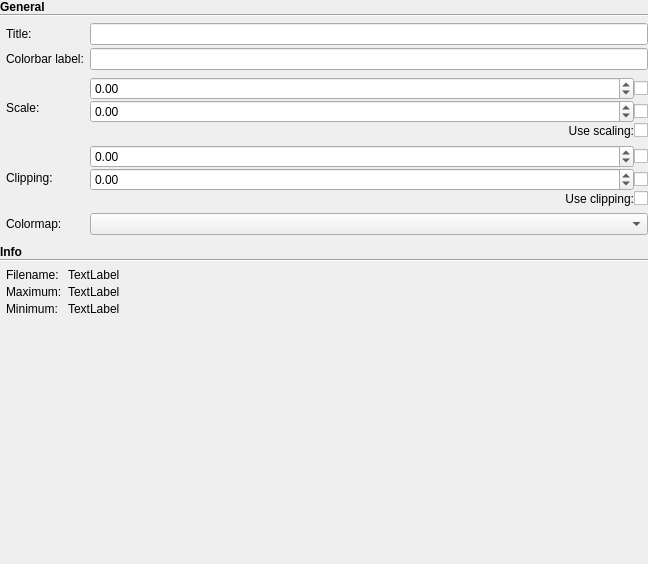
First picture: the form in mdt/data/qt_designs/maps_visualizer/MapSpecificOptions.ui, repository robbert-harms/MDT, before the edit.
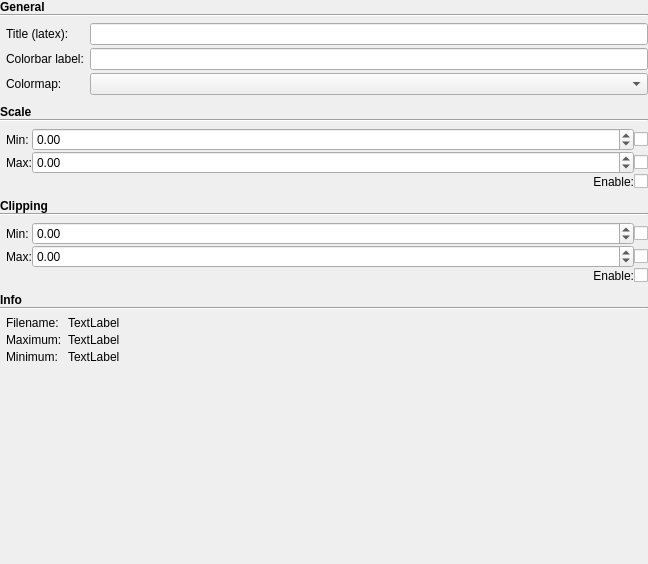
Second picture: the form after the edit. Custom widgets are drawn as their Qt base class.

Patch:
```diff
--- a/mdt/data/qt_designs/maps_visualizer/MapSpecificOptions.ui
+++ b/mdt/data/qt_designs/maps_visualizer/MapSpecificOptions.ui
@@ -32,7 +32,7 @@
    <property name="verticalSpacing">
     <number>10</number>
    </property>
-   <item row="2" column="0">
+   <item row="4" column="0">
     <spacer name="verticalSpacer">
      <property name="orientation">
       <enum>Qt::Vertical</enum>
@@ -116,107 +116,139 @@
          <property name="verticalSpacing">
           <number>3</number>
          </property>
-         <item row="3" column="0">
-          <widget class="QLabel" name="label_23">
+         <item row="1" column="0">
+          <widget class="QLabel" name="label_3">
            <property name="text">
-            <string>Clipping:</string>
+            <string>Colorbar label:</string>
            </property>
           </widget>
          </item>
-         <item row="4" column="0">
+         <item row="0" column="1">
+          <widget class="QLineEdit" name="map_title"/>
+         </item>
+         <item row="2" column="1">
+          <widget class="QComboBox" name="colormap"/>
+         </item>
+         <item row="2" column="0">
           <widget class="QLabel" name="label_9">
            <property name="text">
             <string>Colormap:</string>
            </property>
           </widget>
          </item>
-         <item row="4" column="1">
-          <widget class="QComboBox" name="colormap"/>
-         </item>
-         <item row="0" column="1">
-          <widget class="QLineEdit" name="map_title"/>
+         <item row="1" column="1">
+          <widget class="QLineEdit" name="data_colorbar_label"/>
          </item>
          <item row="0" column="0">
           <widget class="QLabel" name="label_21">
            <property name="text">
-            <string>Title:</string>
+            <string>Title (latex):</string>
            </property>
           </widget>
          </item>
-         <item row="3" column="1">
-          <layout class="QGridLayout" name="gridLayout_5" columnstretch="1,0" columnminimumwidth="0,0">
+        </layout>
+       </widget>
+      </item>
+     </layout>
+    </widget>
+   </item>
+   <item row="1" column="0">
+    <widget class="CollapsablePanel" name="frame_3">
+     <property name="frameShape">
+      <enum>QFrame::NoFrame</enum>
+     </property>
+     <property name="frameShadow">
+      <enum>QFrame::Plain</enum>
+     </property>
+     <layout class="QVBoxLayout" name="verticalLayout_7">
+      <property name="spacing">
+       <number>0</number>
+      </property>
+      <property name="leftMargin">
+       <number>0</number>
+      </property>
+      <property name="topMargin">
+       <number>0</number>
+      </property>
+      <property name="rightMargin">
+       <number>0</number>
+      </property>
+      <property name="bottomMargin">
+       <number>0</number>
+      </property>
+      <item>
+       <widget class="CollapsablePanelHeader" name="label_22">
+        <property name="font">
+         <font>
+          <weight>75</weight>
+          <bold>true</bold>
+         </font>
+        </property>
+        <property name="text">
+         <string>Scale</string>
+        </property>
+       </widget>
+      </item>
+      <item>
+       <widget class="Line" name="line_5">
+        <property name="orientation">
+         <enum>Qt::Horizontal</enum>
+        </property>
+       </widget>
+      </item>
+      <item>
+       <widget class="CollapsablePanelContent" name="frame_6">
+        <property name="frameShape">
+         <enum>QFrame::NoFrame</enum>
+        </property>
+        <property name="frameShadow">
+         <enum>QFrame::Plain</enum>
+        </property>
+        <layout class="QGridLayout" name="gridLayout_6" columnstretch="0">
+         <property name="leftMargin">
+          <number>6</number>
+         </property>
+         <property name="topMargin">
+          <number>6</number>
+         </property>
+         <property name="rightMargin">
+          <number>0</number>
+         </property>
+         <property name="bottomMargin">
+          <number>0</number>
+         </property>
+         <property name="horizontalSpacing">
+          <number>6</number>
+         </property>
+         <property name="verticalSpacing">
+          <number>3</number>
+         </property>
+         <item row="0" column="0">
+          <layout class="QGridLayout" name="gridLayout_7" columnstretch="0,1,0">
+           <property name="topMargin">
+            <number>0</number>
+           </property>
            <property name="bottomMargin">
-            <number>4</number>
+            <number>0</number>
            </property>
-           <item row="0" column="0">
-            <widget class="ScientificDoubleSpinBox" name="data_clipping_max">
-             <property name="minimum">
-              <double>-9999999999.989999771118164</double>
-             </property>
-             <property name="maximum">
-              <double>9999999999.989999771118164</double>
-             </property>
-            </widget>
-           </item>
-           <item row="1" column="0">
-            <widget class="ScientificDoubleSpinBox" name="data_clipping_min">
-             <property name="minimum">
-              <double>-9999999999.989999771118164</double>
-             </property>
-             <property name="maximum">
-              <double>9999999999.989999771118164</double>
-             </property>
-            </widget>
-           </item>
-           <item row="0" column="1">
-            <widget class="QCheckBox" name="use_data_clipping_max">
+           <item row="2" column="2">
+            <widget class="QCheckBox" name="use_data_scale_max">
              <property name="text">
               <string/>
              </property>
             </widget>
            </item>
-           <item row="1" column="1">
-            <widget class="QCheckBox" name="use_data_clipping_min">
+           <item row="3" column="1">
+            <widget class="QLabel" name="label_4">
              <property name="text">
-              <string/>
-             </property>
-            </widget>
-           </item>
-           <item row="2" column="1">
-            <widget class="QCheckBox" name="data_set_use_clipping">
-             <property name="text">
-              <string/>
-             </property>
-            </widget>
-           </item>
-           <item row="2" column="0">
-            <widget class="QLabel" name="label_2">
-             <property name="text">
-              <string>Use clipping:</string>
+              <string>Enable:</string>
              </property>
              <property name="alignment">
               <set>Qt::AlignRight|Qt::AlignTrailing|Qt::AlignVCenter</set>
              </property>
             </widget>
            </item>
-          </layout>
-         </item>
-         <item row="2" column="0">
-          <widget class="QLabel" name="label_10">
-           <property name="text">
-            <string>Scale:</string>
-           </property>
-          </widget>
-         </item>
-         <item row="2" column="1">
-          <layout class="QGridLayout" name="gridLayout_2" columnstretch="1,0">
-           <property name="topMargin">
-            <number>4</number>
-           </property>
-           <property name="bottomMargin">
-            <number>4</number>
-           </property>
-           <item row="1" column="0">
+           <item row="0" column="1">
             <widget class="ScientificDoubleSpinBox" name="data_scale_min">
              <property name="specialValueText">
               <string/>
@@ -229,17 +261,7 @@
              </property>
             </widget>
            </item>
-           <item row="2" column="0">
-            <widget class="QLabel" name="label">
-             <property name="text">
-              <string>Use scaling:</string>
-             </property>
-             <property name="alignment">
-              <set>Qt::AlignRight|Qt::AlignTrailing|Qt::AlignVCenter</set>
-             </property>
-            </widget>
-           </item>
-           <item row="0" column="0">
+           <item row="2" column="1">
             <widget class="ScientificDoubleSpinBox" name="data_scale_max">
              <property name="minimum">
               <double>-9999999999.989999771118164</double>
@@ -249,46 +271,43 @@
              </property>
             </widget>
            </item>
-           <item row="0" column="1">
-            <widget class="QCheckBox" name="use_data_scale_max">
-             <property name="text">
-              <string/>
-             </property>
-            </widget>
-           </item>
-           <item row="1" column="1">
+           <item row="0" column="2">
             <widget class="QCheckBox" name="use_data_scale_min">
              <property name="text">
               <string/>
              </property>
             </widget>
            </item>
-           <item row="2" column="1">
+           <item row="3" column="2">
             <widget class="QCheckBox" name="data_set_use_scale">
              <property name="text">
               <string/>
              </property>
             </widget>
            </item>
+           <item row="0" column="0">
+            <widget class="QLabel" name="label">
+             <property name="text">
+              <string>Min:</string>
+             </property>
+            </widget>
+           </item>
+           <item row="2" column="0">
+            <widget class="QLabel" name="label_5">
+             <property name="text">
+              <string>Max:</string>
+             </property>
+            </widget>
+           </item>
           </layout>
          </item>
-         <item row="1" column="0">
-          <widget class="QLabel" name="label_3">
-           <property name="text">
-            <string>Colorbar label:</string>
-           </property>
-          </widget>
-         </item>
-         <item row="1" column="1">
-          <widget class="QLineEdit" name="data_colorbar_label"/>
-         </item>
         </layout>
        </widget>
       </item>
      </layout>
     </widget>
    </item>
-   <item row="1" column="0">
+   <item row="3" column="0">
     <widget class="CollapsablePanel" name="frame_2">
      <property name="frameShape">
       <enum>QFrame::NoFrame</enum>
@@ -410,6 +429,158 @@
      </layout>
     </widget>
    </item>
+   <item row="2" column="0">
+    <widget class="CollapsablePanel" name="frame_7">
+     <property name="frameShape">
+      <enum>QFrame::NoFrame</enum>
+     </property>
+     <property name="frameShadow">
+      <enum>QFrame::Plain</enum>
+     </property>
+     <layout class="QVBoxLayout" name="verticalLayout_8">
+      <property name="spacing">
+       <number>0</number>
+      </property>
+      <property name="leftMargin">
+       <number>0</number>
+      </property>
+      <property name="topMargin">
+       <number>0</number>
+      </property>
+      <property name="rightMargin">
+       <number>0</number>
+      </property>
+      <property name="bottomMargin">
+       <number>0</number>
+      </property>
+      <item>
+       <widget class="CollapsablePanelHeader" name="label_25">
+        <property name="font">
+         <font>
+          <weight>75</weight>
+          <bold>true</bold>
+         </font>
+        </property>
+        <property name="text">
+         <string>Clipping</string>
+        </property>
+       </widget>
+      </item>
+      <item>
+       <widget class="Line" name="line_6">
+        <property name="orientation">
+         <enum>Qt::Horizontal</enum>
+        </property>
+       </widget>
+      </item>
+      <item>
+       <widget class="CollapsablePanelContent" name="frame_8">
+        <property name="frameShape">
+         <enum>QFrame::NoFrame</enum>
+        </property>
+        <property name="frameShadow">
+         <enum>QFrame::Plain</enum>
+        </property>
+        <layout class="QGridLayout" name="gridLayout_8" columnstretch="0">
+         <property name="leftMargin">
+          <number>6</number>
+         </property>
+         <property name="topMargin">
+          <number>6</number>
+         </property>
+         <property name="rightMargin">
+          <number>0</number>
+         </property>
+         <property name="bottomMargin">
+          <number>0</number>
+         </property>
+         <property name="horizontalSpacing">
+          <number>6</number>
+         </property>
+         <property name="verticalSpacing">
+          <number>3</number>
+         </property>
+         <item row="0" column="0">
+          <layout class="QGridLayout" name="gridLayout_9" columnstretch="0,1,0">
+           <property name="topMargin">
+            <number>0</number>
+           </property>
+           <property name="bottomMargin">
+            <number>0</number>
+           </property>
+           <item row="0" column="0">
+            <widget class="QLabel" name="label_7">
+             <property name="text">
+              <string>Min:</string>
+             </property>
+            </widget>
+           </item>
+           <item row="2" column="2">
+            <widget class="QCheckBox" name="data_set_use_clipping">
+             <property name="text">
+              <string/>
+             </property>
+            </widget>
+           </item>
+           <item row="0" column="2">
+            <widget class="QCheckBox" name="use_data_clipping_min">
+             <property name="text">
+              <string/>
+             </property>
+            </widget>
+           </item>
+           <item row="2" column="1">
+            <widget class="QLabel" name="label_2">
+             <property name="text">
+              <string>Enable:</string>
+             </property>
+             <property name="alignment">
+              <set>Qt::AlignRight|Qt::AlignTrailing|Qt::AlignVCenter</set>
+             </property>
+            </widget>
+           </item>
+           <item row="0" column="1">
+            <widget class="ScientificDoubleSpinBox" name="data_clipping_min">
+             <property name="minimum">
+              <double>-9999999999.989999771118164</double>
+             </property>
+             <property name="maximum">
+              <double>9999999999.989999771118164</double>
+             </property>
+            </widget>
+           </item>
+           <item row="1" column="1">
+            <widget class="ScientificDoubleSpinBox" name="data_clipping_max">
+             <property name="minimum">
+              <double>-9999999999.989999771118164</double>
+             </property>
+             <property name="maximum">
+              <double>9999999999.989999771118164</double>
+             </property>
+            </widget>
+           </item>
+           <item row="1" column="2">
+            <widget class="QCheckBox" name="use_data_clipping_max">
+             <property name="text">
+              <string/>
+             </property>
+            </widget>
+           </item>
+           <item row="1" column="0">
+            <widget class="QLabel" name="label_8">
+             <property name="text">
+              <string>Max:</string>
+             </property>
+            </widget>
+           </item>
+          </layout>
+         </item>
+        </layout>
+       </widget>
+      </item>
+     </layout>
+    </widget>
+   </item>
   </layout>
  </widget>
  <customwidgets>
```
Left out of the diff: 10 changed lines with no effect on the pictures.
